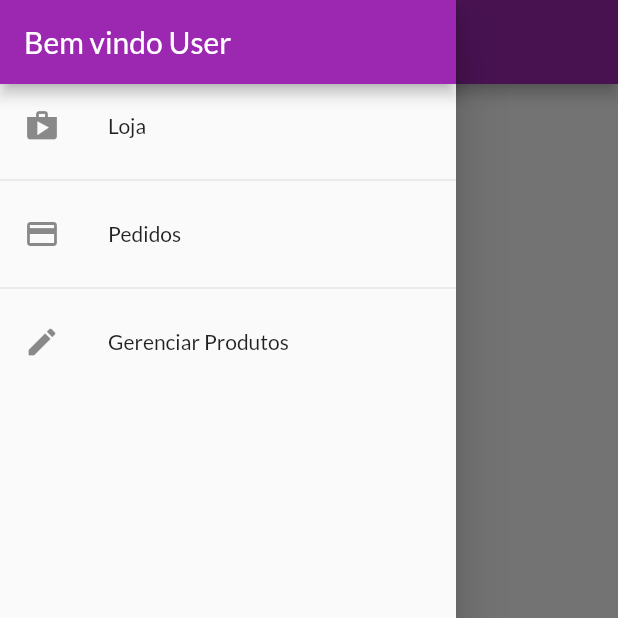
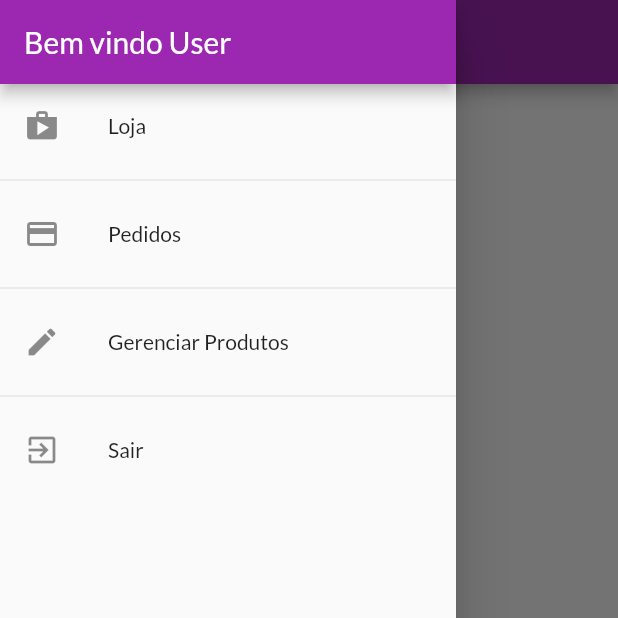
Before and after one commit to igao01/flutter_shop, a Flutter app: the OrdersPage screen opened by its route, with the side drawer open, on a phone screen of 412 x 824 dp, the top half of it. Run offline on Flutter 3.47's test engine with Material 2 defaults, Android fonts, the phone set to English and light mode, and no system bars; network calls fail.

```diff
--- a/lib/components/app_drawer.dart
+++ b/lib/components/app_drawer.dart
@@ -1,4 +1,6 @@
 import 'package:flutter/material.dart';
+import 'package:provider/provider.dart';
+import 'package:shop/models/auth.dart';
 import 'package:shop/utils/app_routes.dart';
 
 class AppDrawer extends StatelessWidget {
@@ -33,6 +35,18 @@ class AppDrawer extends StatelessWidget {
             title: const Text('Gerenciar Produtos'),
             onTap: () =>
                 Navigator.of(context).pushReplacementNamed(AppRoutes.products),
+          ),
+          const Divider(),
+          ListTile(
+            leading: const Icon(Icons.exit_to_app),
+            title: const Text('Sair'),
+            onTap: () {
+              Provider.of<Auth>(
+                context,
+                listen: false,
+              ).logout();
+              Navigator.of(context).pushReplacementNamed(AppRoutes.authOrHome);
+            },
           )
         ],
       ),
--- /dev/null
+++ b/lib/data/store.dart
@@ -0,0 +1 @@
+class Store {}
--- a/lib/main.dart
+++ b/lib/main.dart
@@ -44,7 +44,11 @@ class MyApp extends StatelessWidget {
         ChangeNotifierProxyProvider<Auth, OrderList>(
           create: (_) => OrderList(),
           update: (ctx, auth, previous) {
-            return OrderList(auth.token ?? '', previous?.items ?? []);
+            return OrderList(
+              auth.token ?? '',
+              auth.userId ?? '',
+              previous?.items ?? [],
+            );
           },
         ),
         ChangeNotifierProvider(
--- a/lib/utils/constants.dart
+++ b/lib/utils/constants.dart
@@ -5,6 +5,9 @@ class Constants {
   static const orderBaseUrl =
       'https://shop-coder-69ec2-default-rtdb.firebaseio.com/orders';
 
+  static const userOrderBaseUrl =
+      'https://shop-coder-69ec2-default-rtdb.firebaseio.com/userOrders';
+
   static const userFavoritesUrl =
       'https://shop-coder-69ec2-default-rtdb.firebaseio.com/userFavorites';
 }
--- a/pubspec.yaml
+++ b/pubspec.yaml
@@ -37,6 +37,7 @@ dependencies:
   provider: ^6.0.1
   intl: ^0.17.0
   http: ^0.13.4
+  shared_preferences: ^2.0.8
 
 dev_dependencies:
   flutter_test:
```
Also changed, not shown: lib/models/auth.dart (+30 -0 lines), lib/models/order_list.dart (+6 -3 lines), pubspec.lock.
